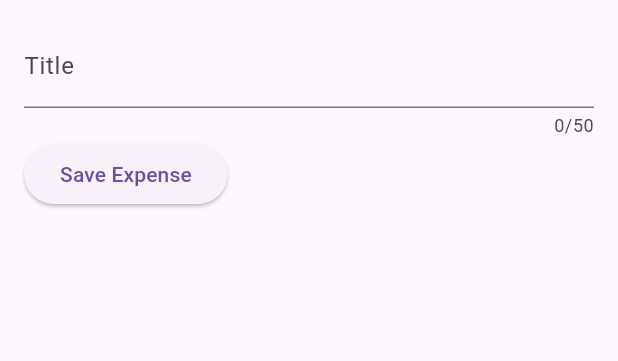
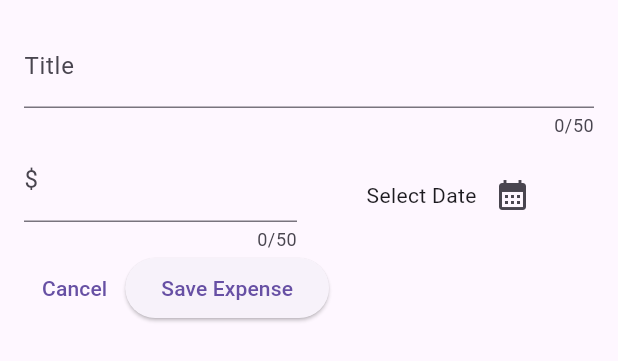
Before and after one commit to Abhilash037415/flutter_expense_tracker, a Flutter app: the NewExpense widget shown alone on an empty page, opened directly, on a phone screen of 412 x 824 dp. Shown: the top 361 px of the screen. Run offline on Flutter 3.47's test engine with Material 3 defaults, Android fonts, the phone set to English and light mode, and no system bars.

Commit message:
updated form

```diff
--- a/lib/widgets/new_expense.dart
+++ b/lib/widgets/new_expense.dart
@@ -10,10 +10,27 @@ class NewExpense extends StatefulWidget {
 
 class _NewExpenseState extends State<NewExpense> {
   final _textController = TextEditingController();
+  final _autocontroller = TextEditingController();
+
+  void presentDatePicker() {
+    final currentDate = DateTime.now();
+    final firstDate = DateTime(
+      currentDate.year - 1,
+      currentDate.month,
+      currentDate.day,
+    );
+    showDatePicker(
+      context: context,
+      initialDate: currentDate,
+      firstDate: firstDate,
+      lastDate: currentDate,
+    );
+  }
 
   @override
   void dispose() {
     _textController.dispose();
+    _autocontroller.dispose();
     super.dispose();
   }
 
@@ -31,8 +48,40 @@ class _NewExpenseState extends State<NewExpense> {
           ),
           Row(
             children: [
+              Expanded(
+                child: TextField(
+                  controller: _autocontroller,
+                  maxLength: 50,
+                  keyboardType: TextInputType.number,
+                  decoration: InputDecoration(label: Text('\$')),
+                ),
+              ),
+              SizedBox(width: 16),
+              Expanded(
+                child: Row(
+                  mainAxisAlignment: MainAxisAlignment.center,
+                  children: [
+                    Text('Select Date'),
+                    IconButton(
+                      onPressed: presentDatePicker,
+                      icon: Icon(Icons.calendar_month),
+                    ),
+                  ],
+                ),
+              ),
+            ],
+          ),
+          Row(
+            children: [
+              TextButton(
+                onPressed: () {
+                  Navigator.pop(context);
+                },
+                child: Text('Cancel'),
+              ),
               ElevatedButton(
                 onPressed: () {
+                  print(_autocontroller.text);
                   print(_textController.text);
                 },
                 child: Text('Save Expense'),
```
